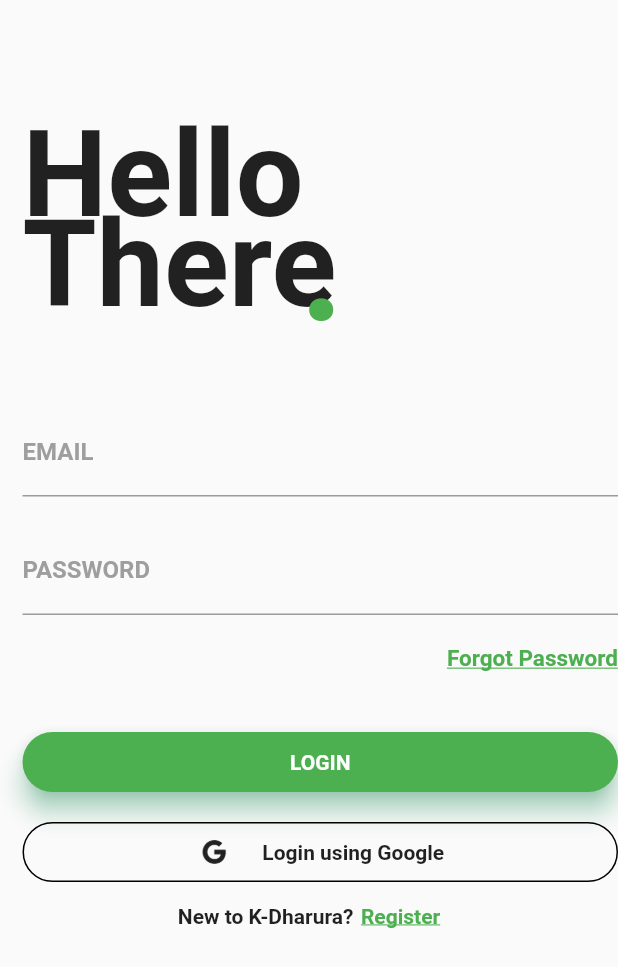
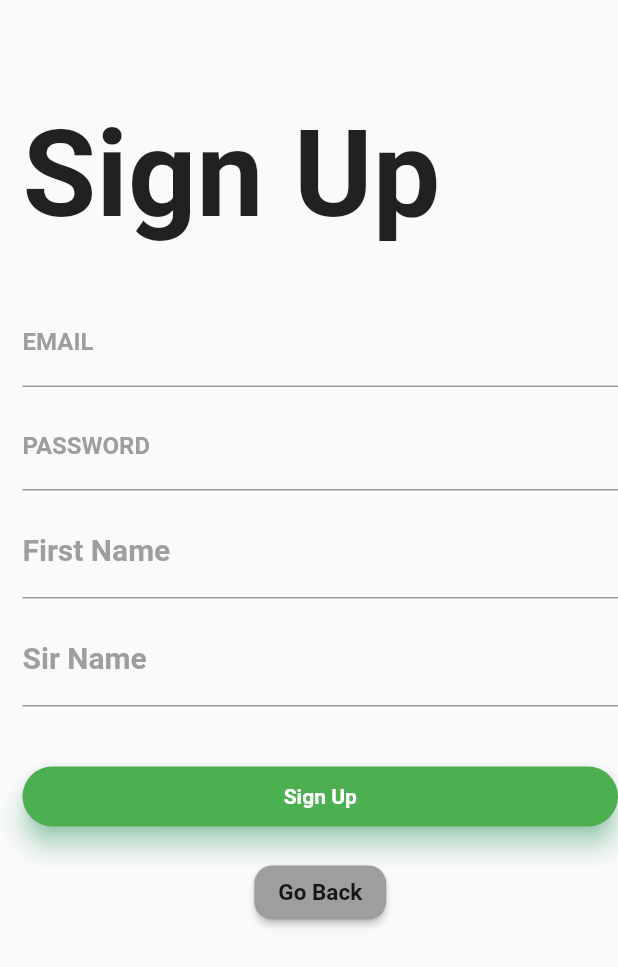
Before and after one commit to labohkip81/Emergency_response_system, a Flutter app: the screen it shows after launch, item 4 of the bottom bar chosen, after a tap on "Register", on a phone screen of 412 x 824 dp. Shown: the top 967 px of the screen. Run offline on Flutter 3.47's test engine with Material 2 defaults, Android fonts, the phone set to English and light mode, and no system bars.

Commit message:
Sign_Up page complete

```diff
--- a/lib/login.dart
+++ b/lib/login.dart
@@ -1,5 +1,5 @@
 import 'package:flutter/material.dart';
-import './main.dart';
+import './sign_up.dart';
 
 void main() => runApp(FirstRoute());
 
@@ -9,6 +9,10 @@ class FirstRoute extends StatelessWidget {
     return new MaterialApp(
       debugShowCheckedModeBanner: false,
       home: new MyHomePage(),
+      routes: <String,WidgetBuilder>{
+        '/sign_up':(BuildContext) => SignUp(),
+        '/login':(BuildContext)=>FirstRoute()
+      }
     );
   }
 }
@@ -169,7 +173,9 @@ class _MyHomePageState extends State<MyHomePage> {
                 SizedBox(width: 5.0,),
 
                 InkWell(
-                  onTap: (){},
+                  onTap: (){
+                    Navigator.of(context).pushNamed('/sign_up');
+                  },
                   child: Text('Register',
                   style:TextStyle(
                     fontWeight:FontWeight.bold,
--- a/lib/main.dart
+++ b/lib/main.dart
@@ -3,6 +3,7 @@ import 'package:flutter/material.dart';
 import 'detail_page.dart';
 import './menu.dart';
 import './login.dart';
+import './sign_up.dart';
 //The import below handles opening a new page webpage within the app
 
 
@@ -21,6 +22,11 @@ class MyApp extends StatelessWidget {
       theme: new ThemeData(
           primaryColor: Color.fromRGBO(58, 66, 86, 1.0), fontFamily: 'Raleway'),
       home: new ListPage(title: 'K-Dharura'),
+      routes: <String,WidgetBuilder>{
+        '/sign_up':(BuildContext) => SignUp(),
+        '/login':(BuildContext)=>FirstRoute()
+
+      }
       // home: DetailPage(),
     );
   }
@@ -161,8 +167,7 @@ class _ListPageState extends State<ListPage> {
             IconButton(
               icon: Icon(Icons.account_box, color: Colors.white),
               onPressed: () {
-                Navigator.push(
-                  context, MaterialPageRoute(builder: (context)=> FirstRoute()));
+                Navigator.of(context).pushNamed('/login');
               },
             )
           ],
--- /dev/null
+++ b/lib/sign_up.dart
@@ -0,0 +1,161 @@
+import 'package:flutter/material.dart';
+
+void main() => runApp(SignUp());
+
+class SignUp extends StatelessWidget {
+  @override
+  Widget build(BuildContext context) {
+    return new MaterialApp(
+      debugShowCheckedModeBanner: false,
+      home: new MyHomePage(),
+    );
+  }
+}
+
+class MyHomePage extends StatefulWidget {
+  @override
+  _MyHomePageState createState() => new _MyHomePageState();
+}
+
+class _MyHomePageState extends State<MyHomePage> {
+  @override
+  Widget build(BuildContext context) {
+    return new Scaffold(
+      resizeToAvoidBottomPadding: false,
+      body: Column(
+        crossAxisAlignment: CrossAxisAlignment.start,
+        children: <Widget>[
+          Container(
+            child: Stack(
+              children: <Widget>[
+                Container(
+                  padding: EdgeInsets.only(
+                    top: 70.0,
+                    left: 15.0,
+                  ),
+                  child: Text('Sign Up',
+                      style: TextStyle(
+                          fontSize: 80.0, fontWeight: FontWeight.bold)),
+                ),
+                Container(
+                  padding: EdgeInsets.only(
+                    top: 50.0,
+                    left: 250.0,
+                  ),
+
+                ),
+              ],
+            ),
+          ),
+          Container(
+            padding: EdgeInsets.only(top: 35.0, left: 15.0),
+            child: Column(
+              children: <Widget>[
+
+                TextField(
+                  decoration: InputDecoration(
+                    labelText: 'EMAIL',
+                    labelStyle: TextStyle(
+                        fontWeight: FontWeight.bold,
+                        color: Colors.grey
+                        ),
+                        focusedBorder: UnderlineInputBorder(borderSide: BorderSide(color: Colors.green))
+                  ),
+                ),
+                SizedBox(
+                  height: 10.0,
+                ),
+                TextField(
+                  decoration: InputDecoration(
+                    labelText: 'PASSWORD',
+                    labelStyle: TextStyle(
+                        fontWeight: FontWeight.bold,
+                        color: Colors.grey
+                        ),
+                        focusedBorder: UnderlineInputBorder(borderSide: BorderSide(color: Colors.green))
+                  ),
+                  obscureText: true,
+                ),
+                SizedBox(
+                  height: 10.0,
+                ),
+                Container(
+                  child: TextField(
+                    decoration: InputDecoration(
+                      labelText: 'First Name',
+                      labelStyle: TextStyle(
+                        fontSize: 20.0,
+                        fontWeight: FontWeight.bold,
+                        color: Colors.grey,
+                      ),
+                      focusedBorder: UnderlineInputBorder(borderSide: BorderSide(color: Colors.green))
+                    ),
+
+                  ),
+
+
+
+                ),
+                SizedBox(
+                  height: 10.0,),
+                Container(
+                  child: TextField(
+                    decoration: InputDecoration(
+                      labelText: 'Sir Name',
+                      labelStyle: TextStyle(
+                        fontSize: 20.0,
+                        fontWeight: FontWeight.bold,
+                        color: Colors.grey,
+                      ),
+                      focusedBorder: UnderlineInputBorder(borderSide: BorderSide(color: Colors.green)),
+                    ),
+                  ),
+                ),
+                SizedBox(
+                  height: 40.0,),
+                Container(
+                  height: 40.0,
+                  child: Material(
+                    borderRadius: BorderRadius.circular(20.0),
+                    shadowColor: Colors.greenAccent,
+                    color: Colors.green,
+                    elevation: 7.0,
+                    child: GestureDetector(
+                      onTap: (){},
+                      child: Center(
+                        child: Text(
+                          'Sign Up',
+                        style:TextStyle(
+                          color:Colors.white ,
+                          fontWeight: FontWeight.bold)),
+                      ),
+                    ),
+                  ),
+                ),
+                SizedBox(height: 20.0,),
+                Container(
+                  child:RaisedButton(
+                    color: Colors.grey,
+                    shape: RoundedRectangleBorder(borderRadius: BorderRadius.circular(12.0)),
+                    onPressed: (){
+                      Navigator.of(context).pop();
+                    },
+                     child:Text('Go Back',
+                     style: TextStyle(
+                       fontSize: 15.0,
+                       fontWeight: FontWeight.bold,
+
+                     ),)
+                  ),
+                  )
+
+
+              ],
+            ),
+          ),
+
+        ],
+      ),
+    );
+  }
+}
```
